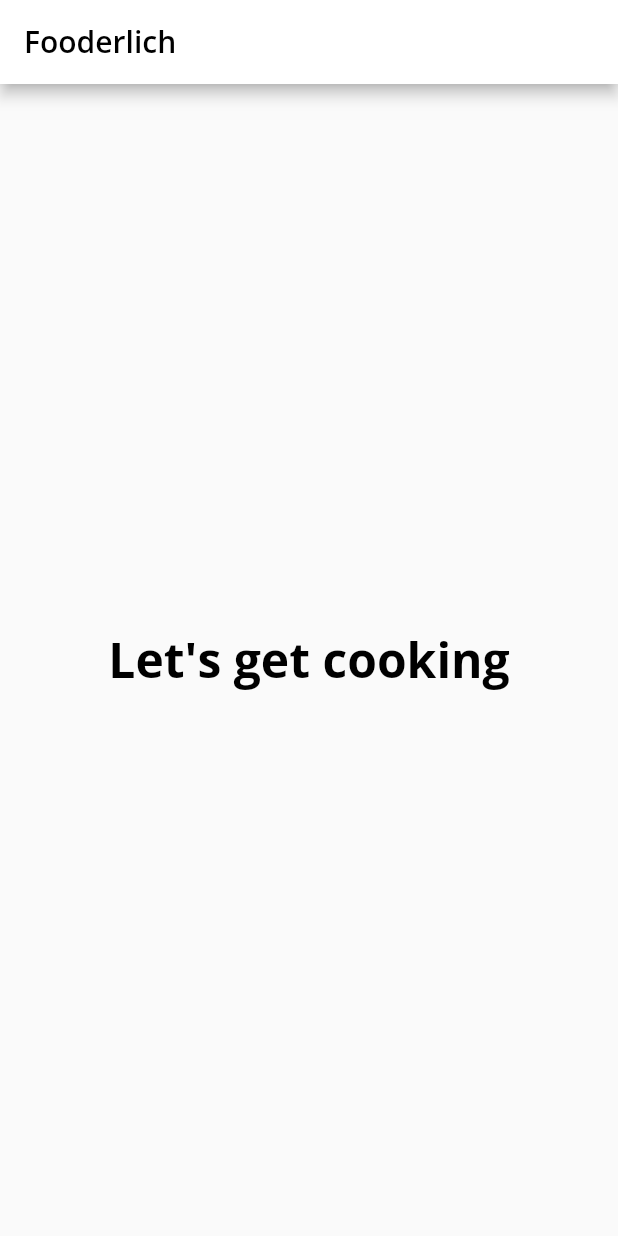
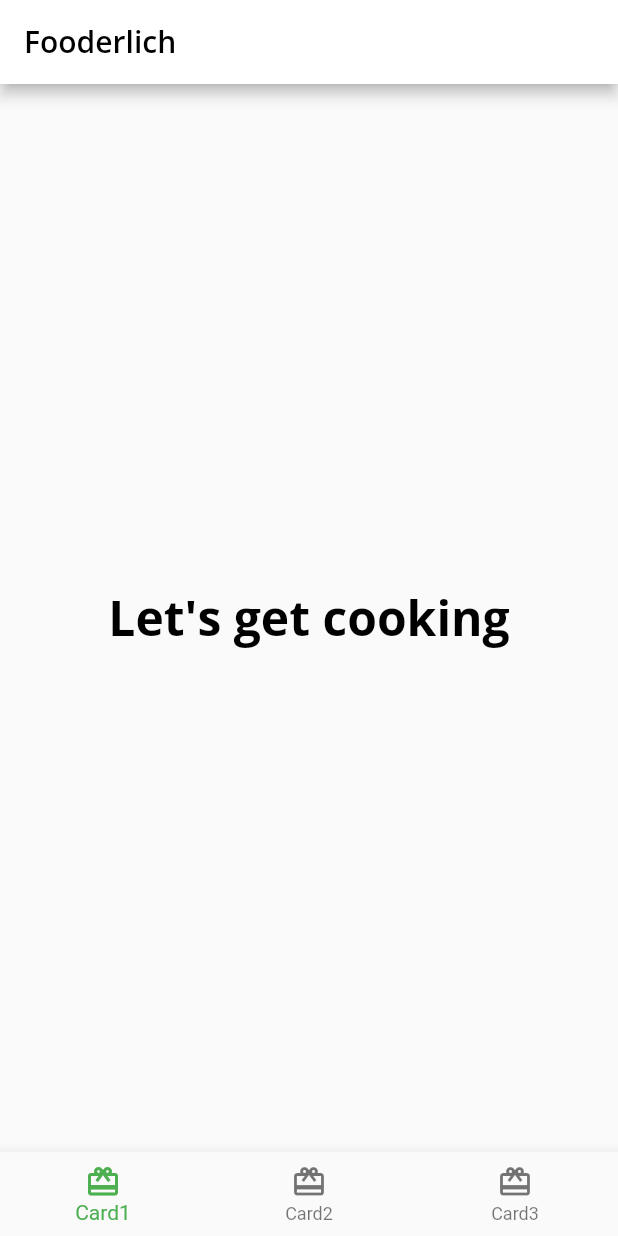
Before and after one commit to amrhesham95/flutter_fooderlich, a Flutter app: the screen it shows after launch, on a phone screen of 412 x 824 dp. Run offline on Flutter 3.47's test engine with Material 2 defaults, Android fonts, the phone set to English and light mode, and no system bars; our stand-ins replace google_fonts.

Commit message:
adding bottom navigation bar

```diff
--- a/lib/main.dart
+++ b/lib/main.dart
@@ -52,6 +52,20 @@ class _MyHomePageState extends State<MyHomePage> {
         child: Text("Let\'s get cooking",
             style: widget.theme.textTheme.headline1),
       ),
+      bottomNavigationBar: createBottomNavigation(createBarItems()),
     );
   }
+
+  List<BottomNavigationBarItem> createBarItems() {
+    return <BottomNavigationBarItem>[
+      BottomNavigationBarItem(icon: Icon(Icons.card_giftcard), label: "Card1"),
+      BottomNavigationBarItem(icon: Icon(Icons.card_giftcard), label: "Card2"),
+      BottomNavigationBarItem(icon: Icon(Icons.card_giftcard), label: "Card3")];
+  }
+
+  Widget createBottomNavigation(List<BottomNavigationBarItem> items) {
+    return BottomNavigationBar(
+        selectedItemColor: widget.theme.textSelectionTheme.selectionColor,
+    items: items);
+  }
 }
```
Also changed, not shown: 1 other file.
